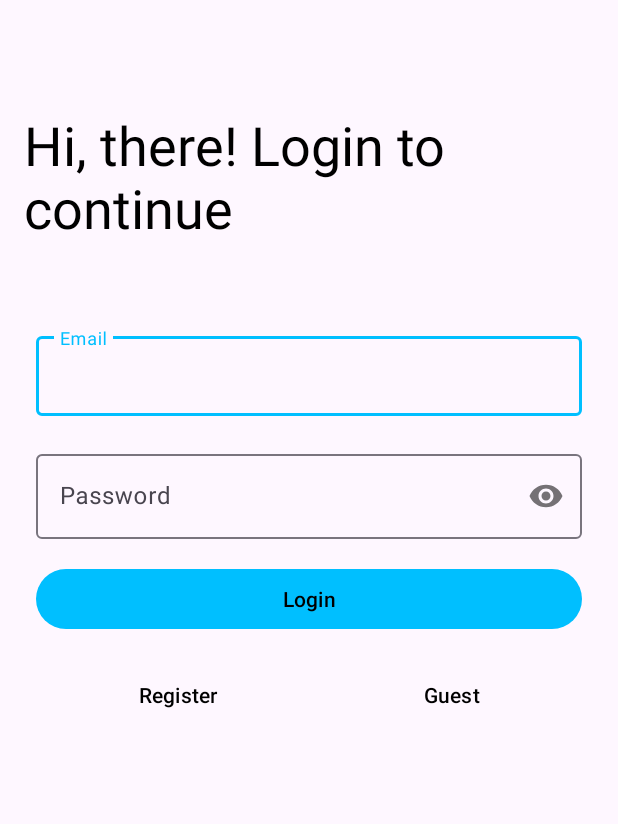
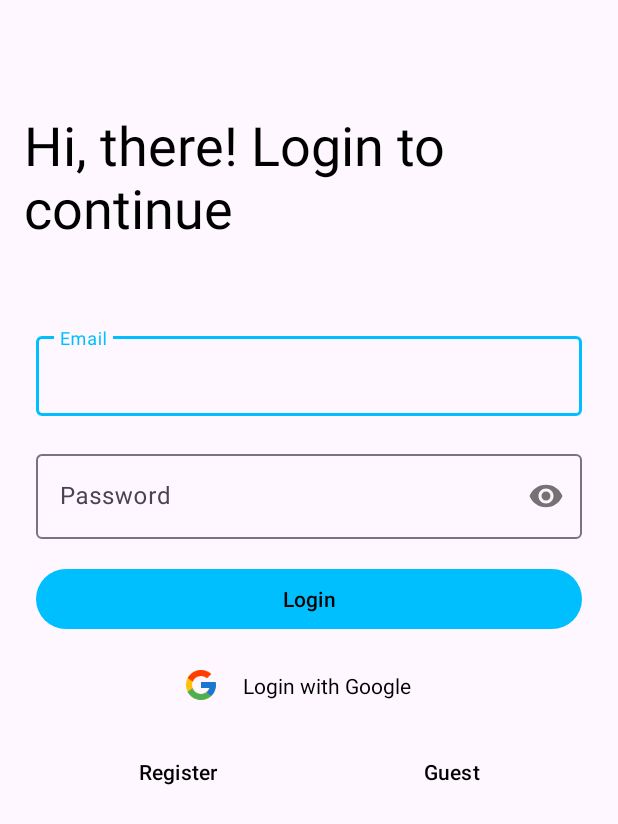
Before and after one commit to hangalito/EchoReading, an Android app: the screen it shows after launch (LoginActivity), on a phone screen of 412 x 824 dp. Shown: the top 824 px of the screen. Run offline under Robolectric (Android 15) with nearby library versions, the phone set to English and light mode, and no system bars; our stand-ins replace Firebase (no records; nobody signed in at launch, a user with empty details on screens opened directly); Roboto replaces fonts that are not available here.

Commit message:
Login with Google button created but still not working

```diff
--- a/app/src/main/java/com/echoreading/LoginActivity.java
+++ b/app/src/main/java/com/echoreading/LoginActivity.java
@@ -1,13 +1,14 @@
 package com.echoreading;
-
-import androidx.annotation.NonNull;
-import androidx.appcompat.app.AppCompatActivity;
 
 import android.content.Intent;
 import android.os.Bundle;
 import android.os.Handler;
 import android.view.View;
+import android.widget.LinearLayout;
 import android.widget.Toast;
+
+import androidx.annotation.NonNull;
+import androidx.appcompat.app.AppCompatActivity;
 
 import com.google.android.material.card.MaterialCardView;
 import com.google.android.material.textfield.TextInputLayout;
@@ -32,6 +33,12 @@ public class LoginActivity extends AppCompatActivity {
         auth = FirebaseAuth.getInstance();
         email_field = findViewById(R.id.email_field_login);
         password_field = findViewById(R.id.password_field_login);
+        LinearLayout loginWithGoogle = findViewById(R.id.loginWithGoogle);
+        loginWithGoogle.setOnClickListener(i ->
+                Toast.makeText(LoginActivity.this,
+                        "Loading...", Toast.LENGTH_LONG
+                ).show()
+        );
 
         if (savedInstanceState != null) {
             emailInsert = savedInstanceState.getString("emailInsert");
@@ -66,7 +73,7 @@ public class LoginActivity extends AppCompatActivity {
 
             auth.signInWithEmailAndPassword(email, password).addOnCompleteListener(this,
                     task -> {
-                        if (task.isSuccessful()){
+                        if (task.isSuccessful()) {
                             progress_circular.setVisibility(View.GONE);
                             // Toast a welcome message for the user
                             String user_name = Objects.requireNonNull(auth.getCurrentUser()).getDisplayName();
@@ -108,7 +115,7 @@ public class LoginActivity extends AppCompatActivity {
         String email_error = getString(R.string.invalid_email);
         String email_pattern = "[a-zA-Z0-9._-]+@[a-z]+\\.+[a-z]+";
 
-        if (email.isEmpty()){
+        if (email.isEmpty()) {
             email_field.setError(value_error);
             return false;
         } else if (!email.matches(email_pattern)) {
@@ -125,9 +132,9 @@ public class LoginActivity extends AppCompatActivity {
         String password = Objects.requireNonNull(password_field.getEditText()).getText().toString();
         String value_error = getString(R.string.empty_field);
 
-        if (password.isEmpty()){
+        if (password.isEmpty()) {
             password_field.setError(value_error);
-            return  false;
+            return false;
         } else {
             password_field.setError(null);
             password_field.setErrorEnabled(false);
@@ -146,7 +153,7 @@ public class LoginActivity extends AppCompatActivity {
         auth.signInAnonymously();
         Intent intent = new Intent(LoginActivity.this, HomeActivity.class);
         intent.setFlags(Intent.FLAG_ACTIVITY_CLEAR_TOP |
-                    Intent.FLAG_ACTIVITY_CLEAR_TASK |
+                Intent.FLAG_ACTIVITY_CLEAR_TASK |
                 Intent.FLAG_ACTIVITY_NEW_TASK);
         startActivity(intent);
         finish();
--- a/app/src/main/res/layout/activity_login.xml
+++ b/app/src/main/res/layout/activity_login.xml
@@ -77,6 +77,26 @@
                 android:textColorHint="@color/text_color"/>
 
             <LinearLayout
+                android:id="@+id/loginWithGoogle"
+                android:layout_width="match_parent"
+                android:layout_height="wrap_content"
+                android:gravity="center">
+
+                <androidx.appcompat.widget.AppCompatImageView
+                    android:layout_width="24dp"
+                    android:layout_height="24dp"
+                    android:src="@drawable/google_icon"/>
+
+                <TextView
+                    android:layout_width="wrap_content"
+                    android:layout_height="wrap_content"
+                    android:hint="@string/login_with_google"
+                    android:padding="8dp"
+                    android:layout_margin="8dp"
+                    android:textColorHint="@color/text_color"/>
+            </LinearLayout>
+
+            <LinearLayout
                 android:layout_width="match_parent"
                 android:layout_height="wrap_content"
                 android:padding="8dp">
--- a/app/src/main/res/values/strings.xml
+++ b/app/src/main/res/values/strings.xml
@@ -7,6 +7,7 @@
     <string name="email_field_hint">Email</string>
     <string name="password_field_hint">Password</string>
     <string name="login_button">Login</string>
+    <string name="login_with_google">Login with Google</string>
     <string name="register_new_user">Register</string>
     <string name="guest_login">Guest</string>
 
```
Also changed, not shown: app/src/main/res/drawable-nodpi/google_icon.png (added), 2 other files.
